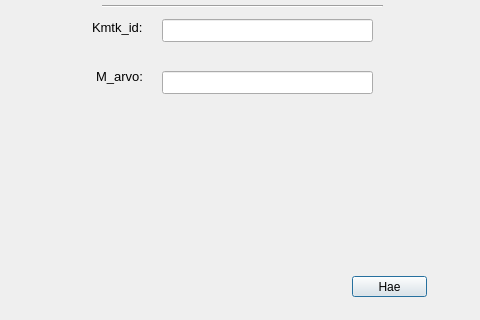
Old version of the form dialogs/SearchForm_dialog.ui in the repository finnishtransportagency/QGIS-tieosoitetyokalu; both pictures show x 398 to 878 and y 174 to 494 of the 878 by 494 pixel window.
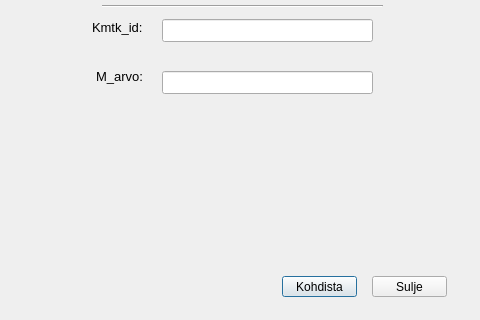
New version of the form.

Commit message: Added close buttons

What changed in the file:
```diff
--- a/dialogs/SearchForm_dialog.ui
+++ b/dialogs/SearchForm_dialog.ui
@@ -199,14 +199,14 @@
   <widget class="QPushButton" name="pushButton_Search">
    <property name="geometry">
     <rect>
-     <x>750</x>
+     <x>680</x>
      <y>450</y>
      <width>75</width>
      <height>21</height>
     </rect>
    </property>
    <property name="text">
-    <string>Hae</string>
+    <string>Kohdista</string>
    </property>
   </widget>
   <widget class="QWidget" name="verticalLayoutWidget_3">
@@ -442,6 +442,19 @@
     </item>
    </layout>
   </widget>
+  <widget class="QPushButton" name="pushButton_Sulje">
+   <property name="geometry">
+    <rect>
+     <x>770</x>
+     <y>450</y>
+     <width>75</width>
+     <height>21</height>
+    </rect>
+   </property>
+   <property name="text">
+    <string>Sulje</string>
+   </property>
+  </widget>
  </widget>
  <resources/>
  <connections/>
```
Left out of the diff: 35 changed lines with no effect on the pictures. The commit also changes 6 other files.
